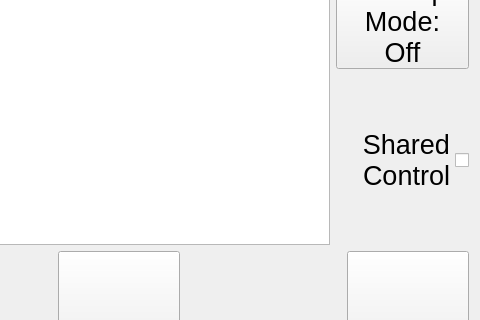
First picture: the form in resource/Runscreen.ui, repository rpiRobotics/rpi_arm_composites_manufacturing_gui, before the edit; both pictures show x 448 to 928 and y 148 to 468 of the 928 by 586 pixel window.
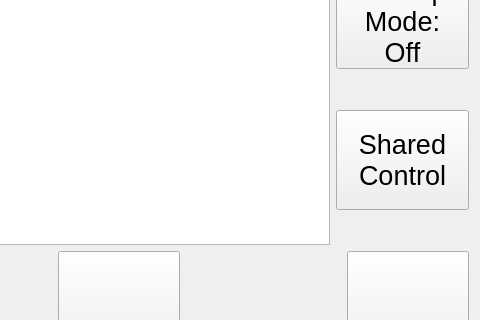
Second picture: the form after the edit. Icons and pictures are not drawn.

Commit message: changed shared control button

Diff of the .ui file:
```diff
--- a/resource/Runscreen.ui
+++ b/resource/Runscreen.ui
@@ -198,7 +198,7 @@
         </spacer>
        </item>
        <item>
-        <widget class="QCheckBox" name="sharedControl">
+        <widget class="QPushButton" name="sharedControl">
          <property name="minimumSize">
           <size>
            <width>0</width>
```
The commit also changes 1 other file.
